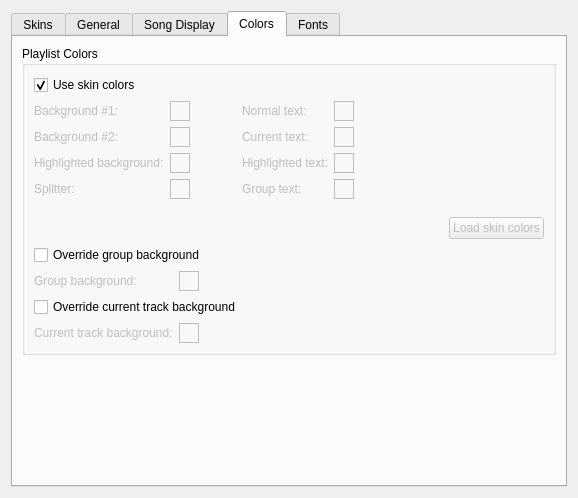
Above: qmmp/src/plugins/Ui/skinned/forms/skinnedsettings.ui from prinsbert/qmmp-dev before the change. Below: the same form after it.
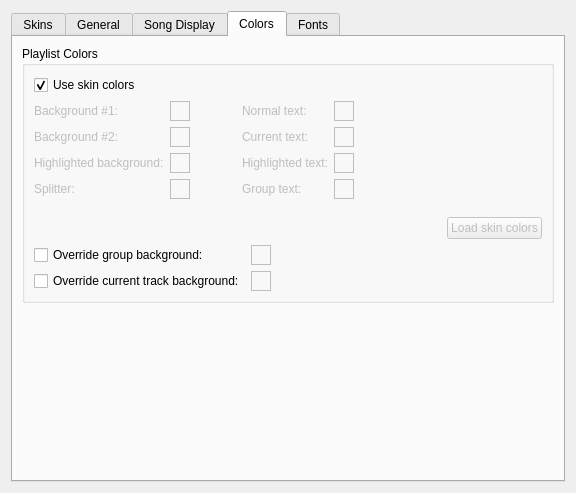
That is the form after the change. The open tabs and pages were chosen to show the change. Icons and pictures are not drawn. Custom widgets are drawn as their Qt base class.

Commit message: skinned: changed settings form

Patch:
```diff
--- a/qmmp/src/plugins/Ui/skinned/forms/skinnedsettings.ui
+++ b/qmmp/src/plugins/Ui/skinned/forms/skinnedsettings.ui
@@ -6,15 +6,15 @@
    <rect>
     <x>0</x>
     <y>0</y>
-    <width>578</width>
-    <height>498</height>
+    <width>576</width>
+    <height>493</height>
    </rect>
   </property>
   <property name="windowTitle">
    <string notr="true">Form</string>
   </property>
-  <layout class="QGridLayout" name="gridLayout_3">
-   <item row="0" column="0">
+  <layout class="QVBoxLayout" name="verticalLayout_4">
+   <item>
     <widget class="QTabWidget" name="tabWidget">
      <property name="currentIndex">
       <number>0</number>
@@ -465,8 +465,8 @@
          <property name="title">
           <string>Playlist Colors</string>
          </property>
-         <layout class="QVBoxLayout" name="verticalLayout_4">
-          <item>
+         <layout class="QGridLayout" name="gridLayout_7">
+          <item row="0" column="0">
            <widget class="QCheckBox" name="plSkinColorsCheckBox">
             <property name="text">
              <string>Use skin colors</string>
@@ -476,7 +476,7 @@
             </property>
            </widget>
           </item>
-          <item>
+          <item row="1" column="0">
            <widget class="QWidget" name="widget_2" native="true">
             <property name="enabled">
              <bool>false</bool>
@@ -812,67 +812,16 @@
             </layout>
            </widget>
           </item>
-          <item>
+          <item row="2" column="0">
            <layout class="QGridLayout" name="gridLayout_6">
-            <item row="1" column="0">
-             <widget class="QLabel" name="label_15">
-              <property name="enabled">
-               <bool>false</bool>
-              </property>
+            <item row="0" column="0">
+             <widget class="QCheckBox" name="plOverrideGroupBgCheckBox">
               <property name="text">
-               <string>Group background:</string>
+               <string>Override group background:</string>
               </property>
              </widget>
             </item>
-            <item row="3" column="1">
-             <widget class="ColorWidget" name="plCurrentTrackBgColor">
-              <property name="enabled">
-               <bool>false</bool>
-              </property>
-              <property name="sizePolicy">
-               <sizepolicy hsizetype="Fixed" vsizetype="Fixed">
-                <horstretch>0</horstretch>
-                <verstretch>0</verstretch>
-               </sizepolicy>
-              </property>
-              <property name="minimumSize">
-               <size>
-                <width>20</width>
-                <height>20</height>
-               </size>
-              </property>
-              <property name="frameShape">
-               <enum>QFrame::Box</enum>
-              </property>
-              <property name="frameShadow">
-               <enum>QFrame::Plain</enum>
-              </property>
-             </widget>
-            </item>
-            <item row="3" column="0">
-             <widget class="QLabel" name="label_20">
-              <property name="enabled">
-               <bool>false</bool>
-              </property>
-              <property name="text">
-               <string>Current track background:</string>
-              </property>
-             </widget>
-            </item>
-            <item row="3" column="2">
-             <spacer name="horizontalSpacer_10">
-              <property name="orientation">
-               <enum>Qt::Horizontal</enum>
-              </property>
-              <property name="sizeHint" stdset="0">
-               <size>
-                <width>189</width>
-                <height>20</height>
-               </size>
-              </property>
-             </spacer>
-            </item>
-            <item row="1" column="1">
+            <item row="0" column="1">
              <widget class="ColorWidget" name="plGrBgColor">
               <property name="enabled">
                <bool>false</bool>
@@ -897,7 +846,7 @@
               </property>
              </widget>
             </item>
-            <item row="1" column="2">
+            <item row="0" column="2">
              <spacer name="horizontalSpacer_9">
               <property name="orientation">
                <enum>Qt::Horizontal</enum>
@@ -910,20 +859,51 @@
               </property>
              </spacer>
             </item>
-            <item row="2" column="0" colspan="3">
+            <item row="1" column="0">
              <widget class="QCheckBox" name="plOverrideCurrentBgCheckBox">
               <property name="text">
-               <string>Override current track background</string>
+               <string>Override current track background:</string>
               </property>
              </widget>
             </item>
-            <item row="0" column="0" colspan="3">
-             <widget class="QCheckBox" name="plOverrideGroupBgCheckBox">
-              <property name="text">
-               <string>Override group background</string>
+            <item row="1" column="1">
+             <widget class="ColorWidget" name="plCurrentTrackBgColor">
+              <property name="enabled">
+               <bool>false</bool>
               </property>
+              <property name="sizePolicy">
+               <sizepolicy hsizetype="Fixed" vsizetype="Fixed">
+                <horstretch>0</horstretch>
+                <verstretch>0</verstretch>
+               </sizepolicy>
+              </property>
+              <property name="minimumSize">
+               <size>
+                <width>20</width>
+                <height>20</height>
+               </size>
+              </property>
+              <property name="frameShape">
+               <enum>QFrame::Box</enum>
+              </property>
+              <property name="frameShadow">
+               <enum>QFrame::Plain</enum>
+              </property>
              </widget>
             </item>
+            <item row="1" column="2">
+             <spacer name="horizontalSpacer_10">
+              <property name="orientation">
+               <enum>Qt::Horizontal</enum>
+              </property>
+              <property name="sizeHint" stdset="0">
+               <size>
+                <width>189</width>
+                <height>20</height>
+               </size>
+              </property>
+             </spacer>
+            </item>
            </layout>
           </item>
          </layout>
```
Left out of the diff: 135 changed lines with no effect on the pictures.
